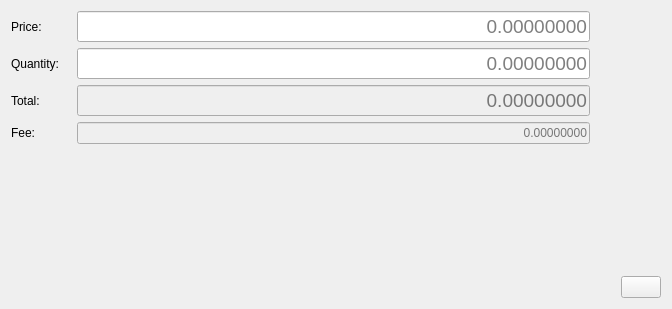
Before: the Qt Designer form src/qt/forms/luxgatecreateorderpanel.ui in LUX-Core/lux, drawn with Qt 5.
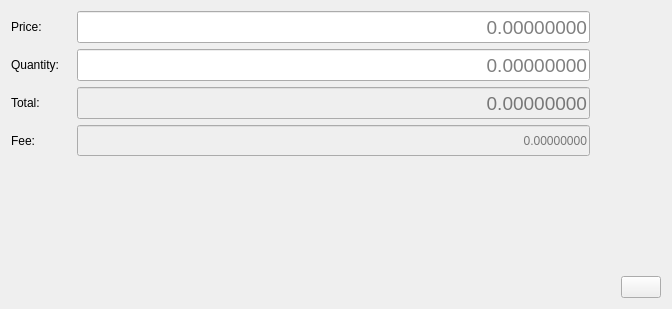
After: the same form once the commit is applied.

Commit message: Restyle create order panels

Patch:
```diff
--- a/src/qt/forms/luxgatecreateorderpanel.ui
+++ b/src/qt/forms/luxgatecreateorderpanel.ui
@@ -40,6 +40,12 @@
      </item>
      <item>
       <widget class="QLineEdit" name="lineEditPrice">
+       <property name="minimumSize">
+        <size>
+         <width>200</width>
+         <height>32</height>
+        </size>
+       </property>
        <property name="font">
         <font>
          <pointsize>14</pointsize>
@@ -106,6 +112,12 @@
      </item>
      <item>
       <widget class="QLineEdit" name="lineEditQuantity">
+       <property name="minimumSize">
+        <size>
+         <width>200</width>
+         <height>32</height>
+        </size>
+       </property>
        <property name="font">
         <font>
          <pointsize>14</pointsize>
@@ -175,6 +187,12 @@
        <property name="enabled">
         <bool>false</bool>
        </property>
+       <property name="minimumSize">
+        <size>
+         <width>200</width>
+         <height>32</height>
+        </size>
+       </property>
        <property name="font">
         <font>
          <pointsize>14</pointsize>
@@ -244,6 +262,12 @@
        <property name="enabled">
         <bool>false</bool>
        </property>
+       <property name="minimumSize">
+        <size>
+         <width>200</width>
+         <height>31</height>
+        </size>
+       </property>
        <property name="focusPolicy">
         <enum>Qt::ClickFocus</enum>
        </property>
```
Left out of the diff: 9 changed lines with no effect on the pictures. The commit also changes 1 other file.
